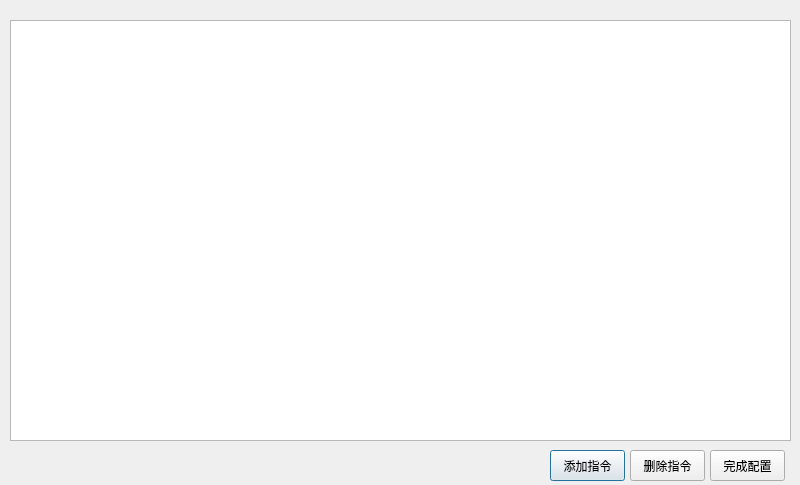
lnwin/SDSJJ_waveControl, file waveconfig.ui: the form before one commit.
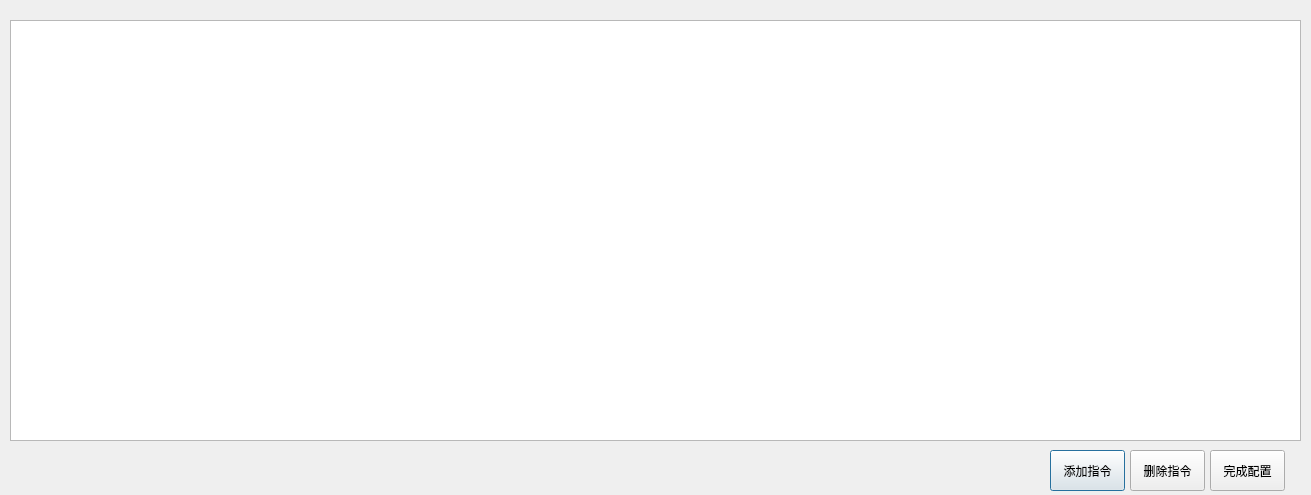
The form after the commit.

```diff
--- a/waveconfig.ui
+++ b/waveconfig.ui
@@ -9,14 +9,14 @@
    <rect>
     <x>0</x>
     <y>0</y>
-    <width>800</width>
-    <height>485</height>
+    <width>1311</width>
+    <height>495</height>
    </rect>
   </property>
   <property name="maximumSize">
    <size>
-    <width>800</width>
-    <height>485</height>
+    <width>1350</width>
+    <height>495</height>
    </size>
   </property>
   <property name="windowTitle">
@@ -27,18 +27,24 @@
     <rect>
      <x>10</x>
      <y>20</y>
-     <width>781</width>
+     <width>1291</width>
      <height>421</height>
     </rect>
    </property>
+   <property name="maximumSize">
+    <size>
+     <width>1300</width>
+     <height>16777215</height>
+    </size>
+   </property>
   </widget>
   <widget class="QPushButton" name="addOrder">
    <property name="geometry">
     <rect>
-     <x>550</x>
+     <x>1050</x>
      <y>450</y>
      <width>75</width>
-     <height>31</height>
+     <height>41</height>
     </rect>
    </property>
    <property name="text">
@@ -48,10 +54,10 @@
   <widget class="QPushButton" name="finishWrite">
    <property name="geometry">
     <rect>
-     <x>710</x>
+     <x>1210</x>
      <y>450</y>
      <width>75</width>
-     <height>31</height>
+     <height>41</height>
     </rect>
    </property>
    <property name="text">
@@ -61,10 +67,10 @@
   <widget class="QPushButton" name="deleteOrder">
    <property name="geometry">
     <rect>
-     <x>630</x>
+     <x>1130</x>
      <y>450</y>
      <width>75</width>
-     <height>31</height>
+     <height>41</height>
     </rect>
    </property>
    <property name="text">
```
